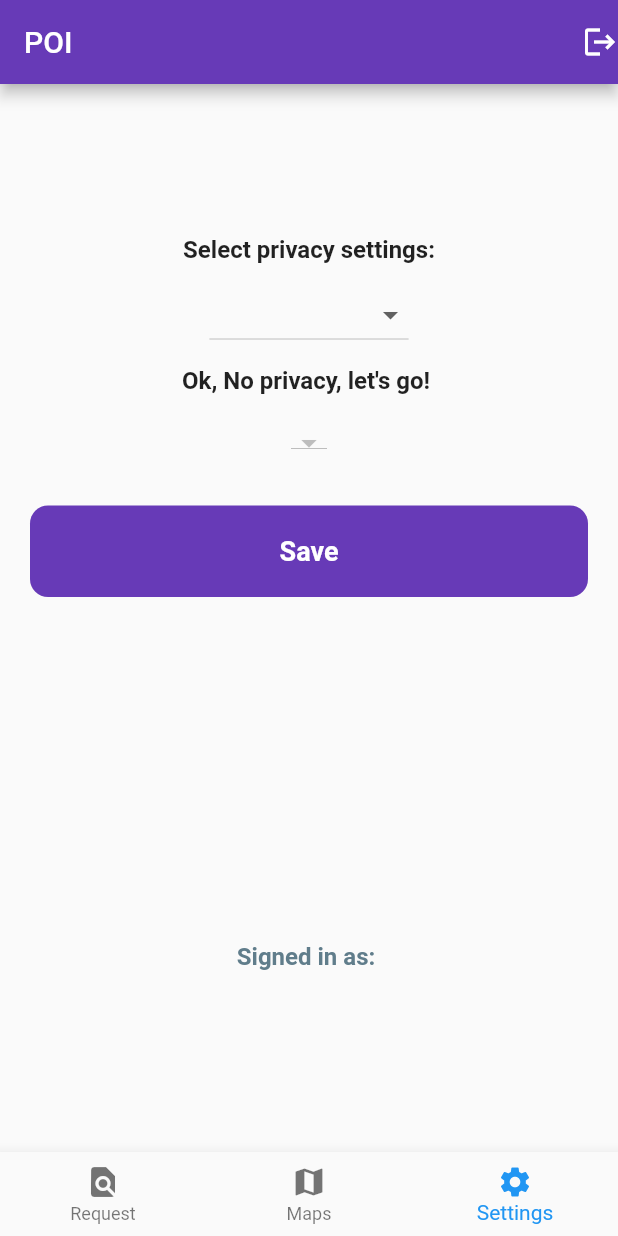
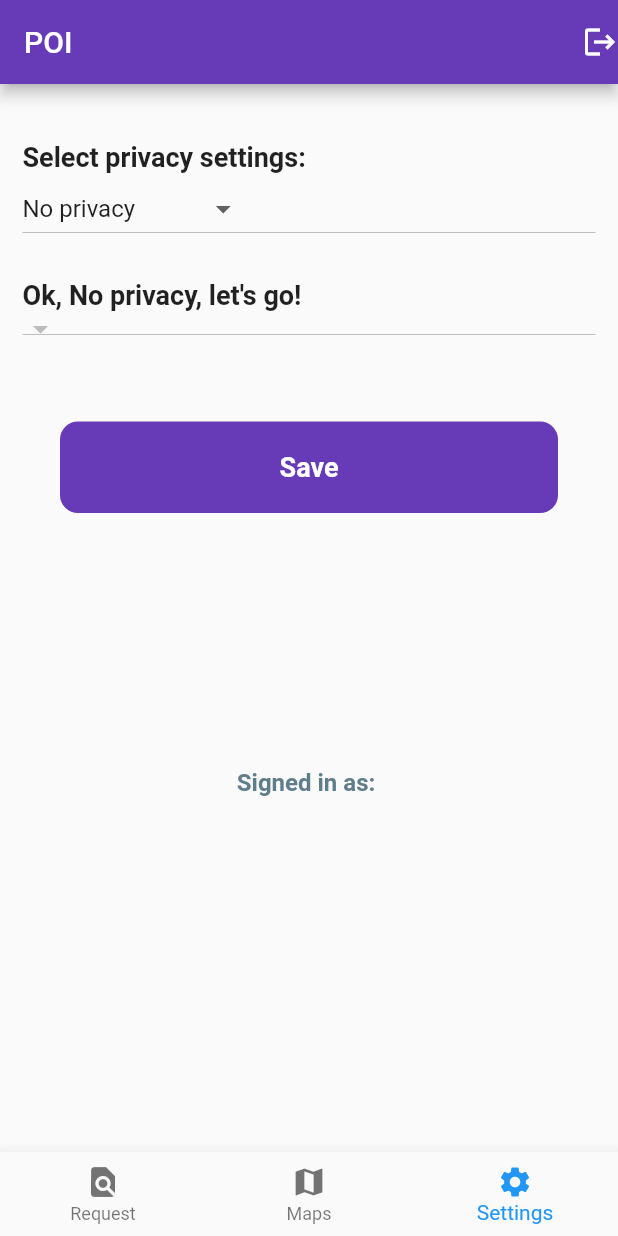
Before and after one commit to DamienCg/Poi, a Flutter app: the screen it shows once a user with an empty profile is signed in, item 3 of the bottom bar chosen, on a phone screen of 412 x 824 dp. Run offline on Flutter 3.47's test engine with Material 2 defaults, Android fonts, the phone set to English and light mode, and no system bars; our stand-ins replace firebase_auth, firebase_core, flutter_map, google_fonts, latlong2; accounts and stored records are empty.

Commit message:
Settings ok

```diff
--- a/lib/pages/home.dart
+++ b/lib/pages/home.dart
@@ -1,10 +1,8 @@
-//ignore_for_file: prefer_const_constructors
-
 import 'package:firebase_auth/firebase_auth.dart';
 import 'package:flutter/material.dart';
 import 'package:poi/pages/request.dart';
+import 'package:poi/pages/maps.dart';
 import 'package:poi/pages/settings.dart';
-import 'package:poi/pages/maps.dart';
 import 'maps.dart';
 
 class Home extends StatefulWidget {
@@ -20,7 +18,7 @@ class _HomeState extends State<Home> {
   List<Widget> pages = [
     RequestPage(),
     MapsPage(),
-    SettingsPage(),
+    Settings(),
   ];
 
   void _onItemTapped(int index) {
--- a/lib/pages/maps.dart
+++ b/lib/pages/maps.dart
@@ -1,9 +1,5 @@
-//ignore_for_file: prefer_const_constructors
-
 import 'package:flutter/material.dart';
 import 'package:flutter_map/flutter_map.dart';
-import 'package:poi/pages/utilis.dart';
-// ignore: depend_on_referenced_packages
 import 'package:latlong2/latlong.dart';
 
 class MapsPage extends StatefulWidget {
@@ -41,7 +37,6 @@ class _MapsPageState extends State<MapsPage> {
   Widget build(BuildContext context) => Scaffold(
         body: Stack(
           children: <Widget>[
-            UtilisShape.button,
             new FlutterMap(
                 options: new MapOptions(
                     minZoom: 10.0, center: new LatLng(44.49, 11.34)),
--- a/lib/pages/settings.dart
+++ b/lib/pages/settings.dart
@@ -1,54 +1,138 @@
+import 'package:flutter/material.dart';
 import 'package:firebase_auth/firebase_auth.dart';
-import 'package:flutter/material.dart';
 
-class SettingsPage extends StatefulWidget {
+class Settings extends StatefulWidget {
+  Settings({Key? key}) : super(key: key);
+
   @override
-  _SettingsPageState createState() => _SettingsPageState();
+  _MySettingsState createState() => _MySettingsState();
 }
 
-class _SettingsPageState extends State<SettingsPage> {
+class _MySettingsState extends State<Settings> {
   final user = FirebaseAuth.instance.currentUser!;
-  final privacyCategory = ['Dummy update', 'GPS perturbation', 'No privacy'];
-  List<String> privacyCategoryOnCHange = [];
-  String SecondElementPrivacy = " ";
+  String _selectedCountry = "No privacy";
+  String SecondElementPrivacy = "Ok, No privacy, let's go! ";
 
-  String? value;
-  String? value2;
+  var privacy = {
+    'No privacy': 'NP',
+    'Dummy update': 'DU',
+    'GPS perturbation': 'GPSP'
+  };
 
-  void setprivacyCategoryOnCHange(item) {
-    this.privacyCategoryOnCHange = item;
+  List _countries = [];
+  CountryDependentDropDown() {
+    privacy.forEach((key, value) {
+      _countries.add(key);
+    });
+  }
+
+  String _selectedState = "Nothing to select";
+  var state = {
+    'Nothing to select': 'NP',
+    '1': 'DU',
+    '2': 'DU',
+    '3': 'DU',
+    '4': 'DU',
+    '5': 'DU',
+    'altro': 'GPSP',
+    'altro1': 'GPSP',
+    'altro2': 'GPSP',
+    'altro3': 'GPSP',
+  };
+
+  List _states = [];
+  StateDependentDropDown(countryShortName) {
+    if (countryShortName == "NP") {
+      this.SecondElementPrivacy = "Ok, No privacy, let's go! ";
+    }
+    if (countryShortName == "DU") {
+      this.SecondElementPrivacy = "Select number of dummy update";
+    }
+    if (countryShortName == "GPSP")
+      this.SecondElementPrivacy = "Select Perturbation digit";
+
+    state.forEach((key, value) {
+      if (countryShortName == value) {
+        _states.add(key);
+      }
+    });
+    _selectedState = _states[0];
   }
 
   @override
-  Widget build(BuildContext context) => Scaffold(
-        body: Center(
+  void initState() {
+    super.initState();
+    CountryDependentDropDown();
+  }
+
+  @override
+  Widget build(BuildContext context) {
+    return Scaffold(
+      body: Container(
+        margin: EdgeInsets.all(15),
         child: Column(
-            mainAxisAlignment: MainAxisAlignment.center,
-            children: [
-              Text("Select privacy settings:",
-                  style: TextStyle(fontWeight: FontWeight.bold, fontSize: 16)),
-              SizedBox(height: 10),
-              DropdownButton<String>(
-                value: value,
-                items: privacyCategory.map(buildMenuItem).toList(),
-                onChanged: (value) => setState(() => this.value = value),
+          mainAxisAlignment: MainAxisAlignment.start,
+          children: <Widget>[
+            SizedBox(
+              height: 23,
             ),
-              SizedBox(height: 10),
-              Text(SecondElementPrivacy,
-                  style: TextStyle(fontWeight: FontWeight.bold, fontSize: 16)),
-              SizedBox(height: 10),
-              SizedBox(height: 10),
-              DropdownButton<String>(
-                value: value2,
-                items:
-                    privacyCategoryOnCHange.map(buildMenuItemOnChange).toList(),
-                onChanged: (value2) => setState(() => this.value2 = value2),
+            Align(
+              alignment: Alignment.centerLeft,
+              child: Text(
+                "Select privacy settings:",
+                style: TextStyle(fontWeight: FontWeight.bold, fontSize: 18),
               ),
-              SizedBox(height: 30),
+            ),
+            Container(
+              width: 400,
+              child: DropdownButton(
+                value: _selectedCountry,
+                onChanged: (newValue) {
+                  setState(() {
+                    _states = [];
+                    StateDependentDropDown(privacy[newValue]);
+                    _selectedCountry = "$newValue";
+                  });
+                },
+                items: _countries.map((country) {
+                  return DropdownMenuItem(
+                    child: new Text(country),
+                    value: country,
+                  );
+                }).toList(),
+              ),
+            ),
+            SizedBox(
+              height: 23,
+            ),
+            Align(
+                alignment: Alignment.centerLeft,
+                child: Text(
+                  SecondElementPrivacy,
+                  style: TextStyle(fontWeight: FontWeight.bold, fontSize: 18),
+                )),
+            Container(
+              width: 400,
+              child: DropdownButton(
+                value: _selectedState,
+                onChanged: (newValue) {
+                  setState(() {
+                    _selectedState = "$newValue";
+                  });
+                },
+                items: _states.map((state) {
+                  return DropdownMenuItem(
+                    child: new Text(state),
+                    value: state,
+                  );
+                }).toList(),
+              ),
+            ),
+            SizedBox(height: 50),
             Padding(
-                padding: const EdgeInsets.symmetric(horizontal: 20.0),
+              padding: const EdgeInsets.symmetric(horizontal: 25.0),
               child: GestureDetector(
-                  onTap: () => {},
+                onTap: () => {SaveSettings()},
                 child: Container(
                   padding: EdgeInsets.all(20),
                   decoration: BoxDecoration(
@@ -68,7 +152,7 @@ class _SettingsPageState extends State<SettingsPage> {
                 ),
               ),
             ),
-              SizedBox(height: 230),
+            SizedBox(height: 170),
             Text(
               'Signed in as: ' + user.email!,
               style: TextStyle(
@@ -76,63 +160,16 @@ class _SettingsPageState extends State<SettingsPage> {
                   fontSize: 16,
                   color: Colors.blueGrey),
             ),
-              SizedBox(height: 20),
-              /*Padding(
-                padding: const EdgeInsets.symmetric(horizontal: 25.0),
-                child: GestureDetector(
-                  onTap: () => FirebaseAuth.instance.signOut(),
-                  child: Container(
-                    padding: EdgeInsets.all(20),
-                    decoration: BoxDecoration(
-                      color: Colors.deepPurple,
-                      borderRadius: BorderRadius.circular(12),
-                    ),
-                    child: Center(
-                      child: Text(
-                        'Sign Out',
-                        style: TextStyle(
-                          color: Colors.white,
-                          fontWeight: FontWeight.bold,
-                          fontSize: 18,
-                        ),
-                      ),
-                    ),
-                  ),
-                ),
-              ), */
+            SizedBox(height: 10),
           ],
         ),
       ),
+      // This trailing comma makes auto-formatting nicer for build methods.
     );
-
-  DropdownMenuItem<String> buildMenuItem(String item) {
-    var ret = DropdownMenuItem(
-      value: item,
-      child: Text(
-        item,
-        style: TextStyle(fontWeight: FontWeight.bold, fontSize: 14),
-      ),
-    );
-
-    if (value == "Dummy update") {
-      this.SecondElementPrivacy = "Select Number of dummy update";
-      setprivacyCategoryOnCHange(["1", "2", "3", "4"]);
-    } else if (value == "GPS perturbation") {
-      this.SecondElementPrivacy = "Select Perturbation digit";
-      setprivacyCategoryOnCHange(["altro1", "altro2", "altro3"]);
-    } else {
-      this.SecondElementPrivacy = "Ok, No privacy, let's go! ";
-    }
-    return ret;
   }
 
-  DropdownMenuItem<String> buildMenuItemOnChange(String item) {
-    return DropdownMenuItem(
-      value: item,
-      child: Text(
-        item,
-        style: TextStyle(fontWeight: FontWeight.bold, fontSize: 14),
-      ),
-    );
+  void SaveSettings() {
+    print(this._selectedCountry);
+    print(this._selectedState);
   }
 }
```
Also changed, not shown: pubspec.lock, 1 other file. Lines whose indentation alone changed are shown as unchanged.
